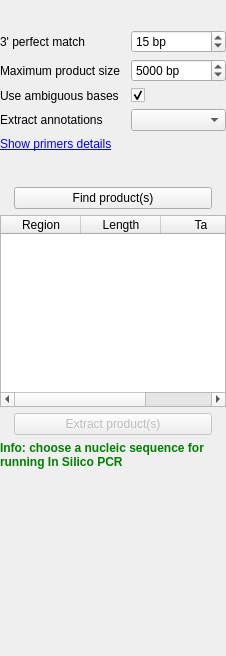
Above: src/plugins/pcr/src/InSilicoPcrOptionPanelWidget.ui from violethaze74/ugene before the change. Below: the same form after it.
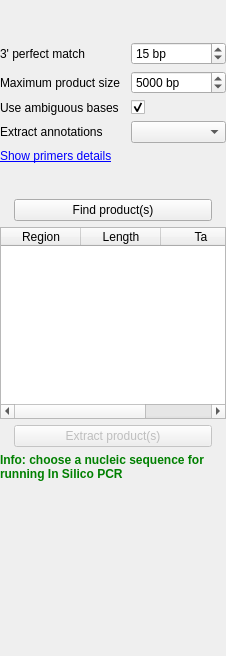
That is the form after the change. Custom widgets are drawn as their Qt base class.

```diff
--- a/src/plugins/pcr/src/InSilicoPcrOptionPanelWidget.ui
+++ b/src/plugins/pcr/src/InSilicoPcrOptionPanelWidget.ui
@@ -62,6 +62,12 @@
       <item>
        <widget class="U2::ShowHideSubgroupWidget" name="settingsSubgroup" native="true"/>
       </item>
+      <item>
+       <widget class="U2::ShowHideSubgroupWidget" name="temperatureSubgroup" native="true"/>
+      </item>
+      <item>
+       <widget class="U2::TempCalcWidget" name="temperatureWidget" native="true"/>
+      </item>
       <item>
        <widget class="QWidget" name="settingsWidget" native="true">
         <property name="minimumSize">
@@ -83,10 +89,36 @@
          <property name="bottomMargin">
           <number>0</number>
          </property>
-         <item row="3" column="1">
-          <widget class="QComboBox" name="annsComboBox"/>
+         <item row="2" column="1">
+          <widget class="QSpinBox" name="productSizeSpinBox">
+           <property name="sizePolicy">
+            <sizepolicy hsizetype="Expanding" vsizetype="Fixed">
+             <horstretch>0</horstretch>
+             <verstretch>0</verstretch>
+            </sizepolicy>
+           </property>
+           <property name="suffix">
+            <string> bp</string>
+           </property>
+           <property name="minimum">
+            <number>1</number>
+           </property>
+           <property name="maximum">
+            <number>999999999</number>
+           </property>
+           <property name="value">
+            <number>5000</number>
+           </property>
+          </widget>
          </item>
-         <item row="0" column="0">
+         <item row="4" column="0">
+          <widget class="QLabel" name="label_2">
+           <property name="text">
+            <string>Extract annotations</string>
+           </property>
+          </widget>
+         </item>
+         <item row="1" column="0">
           <widget class="QLabel" name="label">
            <property name="text">
             <string>3' perfect match</string>
@@ -96,7 +128,33 @@
            </property>
           </widget>
          </item>
-         <item row="1" column="0">
+         <item row="3" column="0">
+          <widget class="QLabel" name="label_3">
+           <property name="text">
+            <string>Use ambiguous bases</string>
+           </property>
+          </widget>
+         </item>
+         <item row="1" column="1">
+          <widget class="QSpinBox" name="perfectSpinBox">
+           <property name="sizePolicy">
+            <sizepolicy hsizetype="Expanding" vsizetype="Fixed">
+             <horstretch>0</horstretch>
+             <verstretch>0</verstretch>
+            </sizepolicy>
+           </property>
+           <property name="suffix">
+            <string> bp</string>
+           </property>
+           <property name="value">
+            <number>15</number>
+           </property>
+          </widget>
+         </item>
+         <item row="4" column="1">
+          <widget class="QComboBox" name="annsComboBox"/>
+         </item>
+         <item row="2" column="0">
           <widget class="QLabel" name="label_10">
            <property name="sizePolicy">
             <sizepolicy hsizetype="Preferred" vsizetype="Preferred">
@@ -118,14 +176,7 @@
            </property>
           </widget>
          </item>
-         <item row="2" column="0">
-          <widget class="QLabel" name="label_3">
-           <property name="text">
-            <string>Use ambiguous bases</string>
-           </property>
-          </widget>
-         </item>
-         <item row="2" column="1">
+         <item row="3" column="1">
           <widget class="QCheckBox" name="useAmbiguousBasesCheckBox">
            <property name="text">
             <string/>
@@ -135,51 +186,6 @@
            </property>
           </widget>
          </item>
-         <item row="3" column="0">
-          <widget class="QLabel" name="label_2">
-           <property name="text">
-            <string>Extract annotations</string>
-           </property>
-          </widget>
-         </item>
-         <item row="0" column="1">
-          <widget class="QSpinBox" name="perfectSpinBox">
-           <property name="sizePolicy">
-            <sizepolicy hsizetype="Expanding" vsizetype="Fixed">
-             <horstretch>0</horstretch>
-             <verstretch>0</verstretch>
-            </sizepolicy>
-           </property>
-           <property name="suffix">
-            <string> bp</string>
-           </property>
-           <property name="value">
-            <number>15</number>
-           </property>
-          </widget>
-         </item>
-         <item row="1" column="1">
-          <widget class="QSpinBox" name="productSizeSpinBox">
-           <property name="sizePolicy">
-            <sizepolicy hsizetype="Expanding" vsizetype="Fixed">
-             <horstretch>0</horstretch>
-             <verstretch>0</verstretch>
-            </sizepolicy>
-           </property>
-           <property name="suffix">
-            <string> bp</string>
-           </property>
-           <property name="minimum">
-            <number>1</number>
-           </property>
-           <property name="maximum">
-            <number>999999999</number>
-           </property>
-           <property name="value">
-            <number>5000</number>
-           </property>
-          </widget>
-         </item>
         </layout>
        </widget>
       </item>
@@ -445,6 +451,12 @@
    <header location="global">U2Gui/ShowHideSubgroupWidget.h</header>
    <container>1</container>
   </customwidget>
+  <customwidget>
+   <class>U2::TempCalcWidget</class>
+   <extends>QWidget</extends>
+   <header location="global">U2View/TempCalcWidget.h</header>
+   <container>1</container>
+  </customwidget>
  </customwidgets>
  <resources/>
  <connections/>
```
